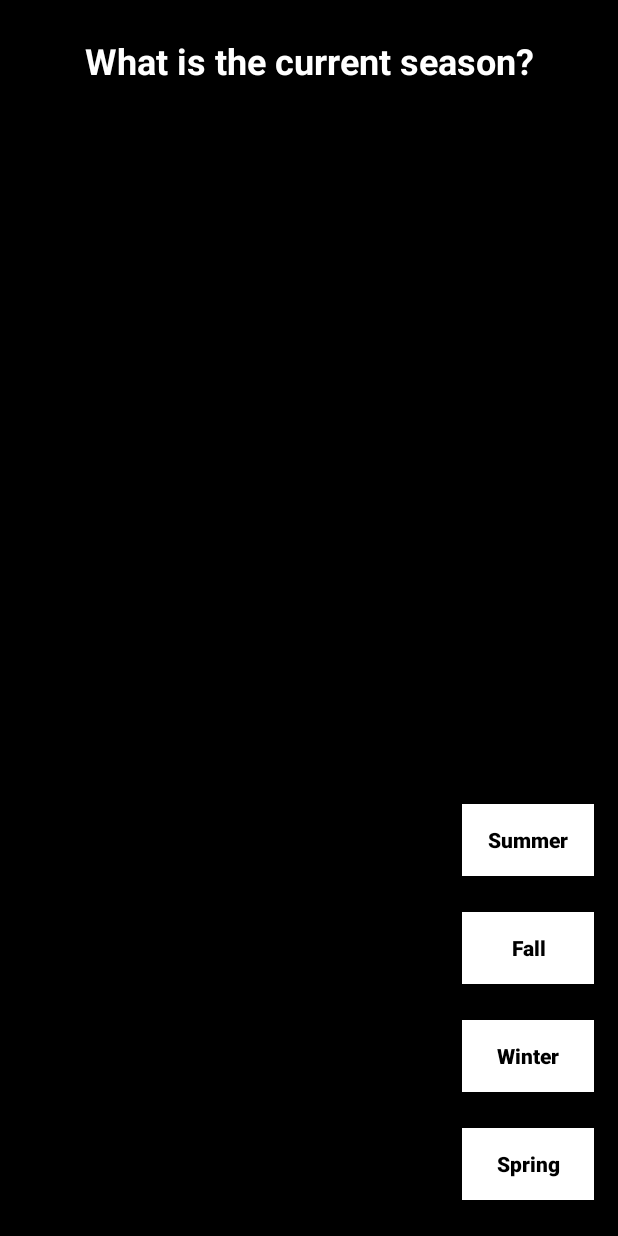
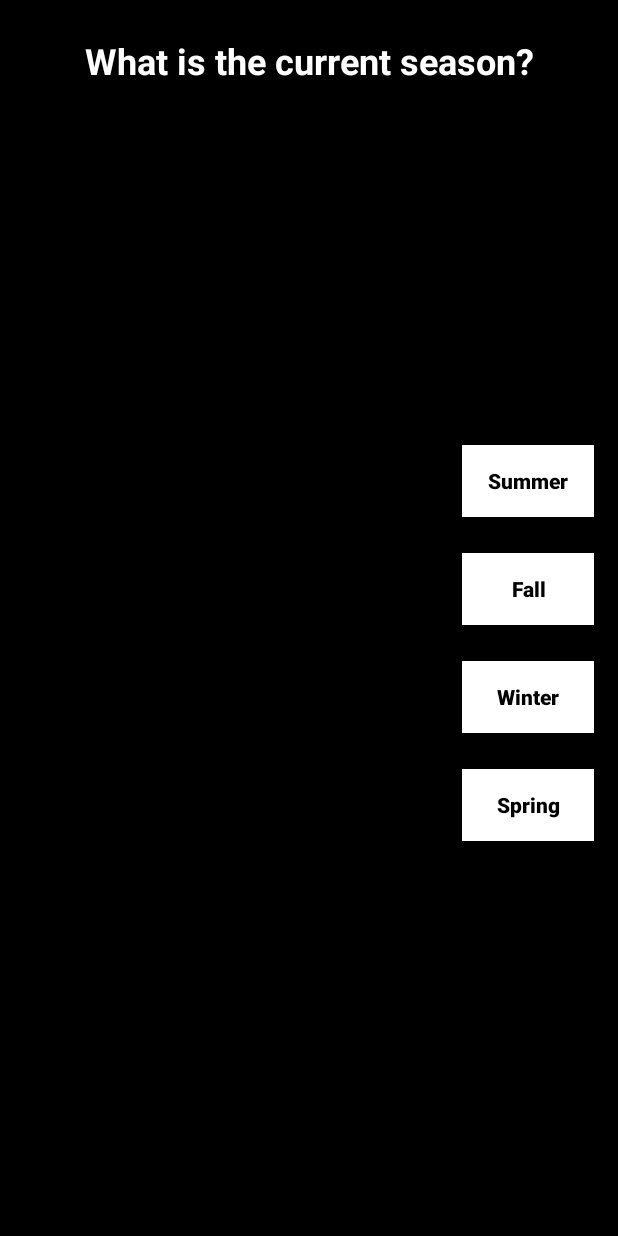
Before and after one commit to Nelwell/GomwxGenerator, an Android app: the layout fragment_season.xml on its own in the app's theme, with its tools: preview values and no code run, on a phone screen of 412 x 824 dp. Run offline under Robolectric (Android 15) with nearby library versions, the phone set to English and light mode, and no system bars.

```diff
--- a/app/src/main/res/layout/fragment_season.xml
+++ b/app/src/main/res/layout/fragment_season.xml
@@ -36,7 +36,9 @@
         android:textColor="#000000"
         android:textStyle="bold"
         app:layout_constraintBottom_toTopOf="@+id/fall_button"
-        app:layout_constraintEnd_toEndOf="parent" />
+        app:layout_constraintEnd_toEndOf="parent"
+        app:layout_constraintTop_toBottomOf="@+id/survey_question"
+        app:layout_constraintVertical_chainStyle="packed" />
 
     <Button
         android:id="@+id/fall_button"
@@ -51,7 +53,8 @@
         android:textColor="#000000"
         android:textStyle="bold"
         app:layout_constraintBottom_toTopOf="@+id/winter_button"
-        app:layout_constraintEnd_toEndOf="parent" />
+        app:layout_constraintEnd_toEndOf="parent"
+        app:layout_constraintTop_toBottomOf="@+id/summer_button" />
 
     <Button
         android:id="@+id/winter_button"
@@ -66,7 +69,8 @@
         android:textColor="#000000"
         android:textStyle="bold"
         app:layout_constraintBottom_toTopOf="@+id/spring_button"
-        app:layout_constraintEnd_toEndOf="parent" />
+        app:layout_constraintEnd_toEndOf="parent"
+        app:layout_constraintTop_toBottomOf="@+id/fall_button" />
 
     <Button
         android:id="@+id/spring_button"
@@ -81,7 +85,31 @@
         android:textColor="#000000"
         android:textStyle="bold"
         app:layout_constraintBottom_toBottomOf="parent"
-        app:layout_constraintEnd_toEndOf="parent" />
+        app:layout_constraintEnd_toEndOf="parent"
+        app:layout_constraintTop_toBottomOf="@+id/winter_button" />
+
+    <!--    <ScrollView-->
+    <!--        android:layout_width="409dp"-->
+    <!--        android:layout_height="78dp"-->
+    <!--        app:layout_constraintBottom_toBottomOf="parent"-->
+    <!--        app:layout_constraintTop_toBottomOf="@+id/survey_question"-->
+    <!--        tools:layout_editor_absoluteX="1dp">-->
+
+    <!--        <LinearLayout-->
+    <!--            android:layout_width="match_parent"-->
+    <!--            android:layout_height="wrap_content"-->
+    <!--            android:orientation="vertical" >-->
+
+    <!--            <ImageButton-->
+    <!--                android:id="@+id/imageButton"-->
+    <!--                android:layout_width="393dp"-->
+    <!--                android:layout_height="283dp"-->
+    <!--                android:adjustViewBounds="true"-->
+    <!--                android:padding="5dp"-->
+    <!--                android:scaleType="fitCenter"-->
+    <!--                android:src="@drawable/usfntsfc2020040109" />-->
+    <!--        </LinearLayout>-->
+    <!--    </ScrollView>-->
 
 
 </androidx.constraintlayout.widget.ConstraintLayout>
```
Also changed, not shown: app/src/main/res/drawable-v24/usfntsfc2020040109.png (added).
